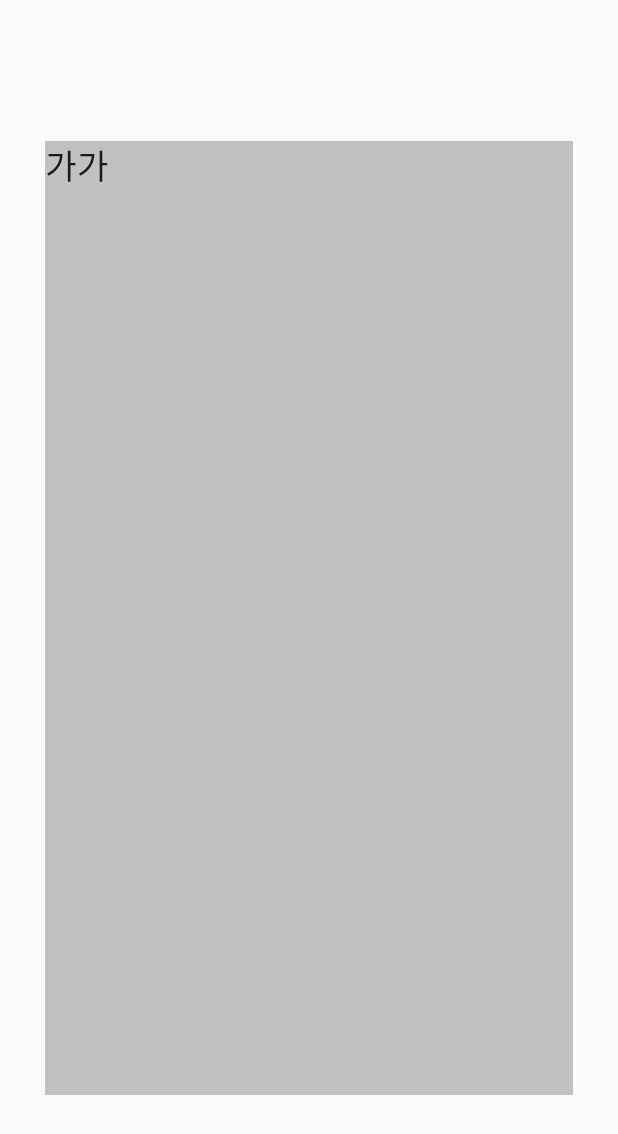
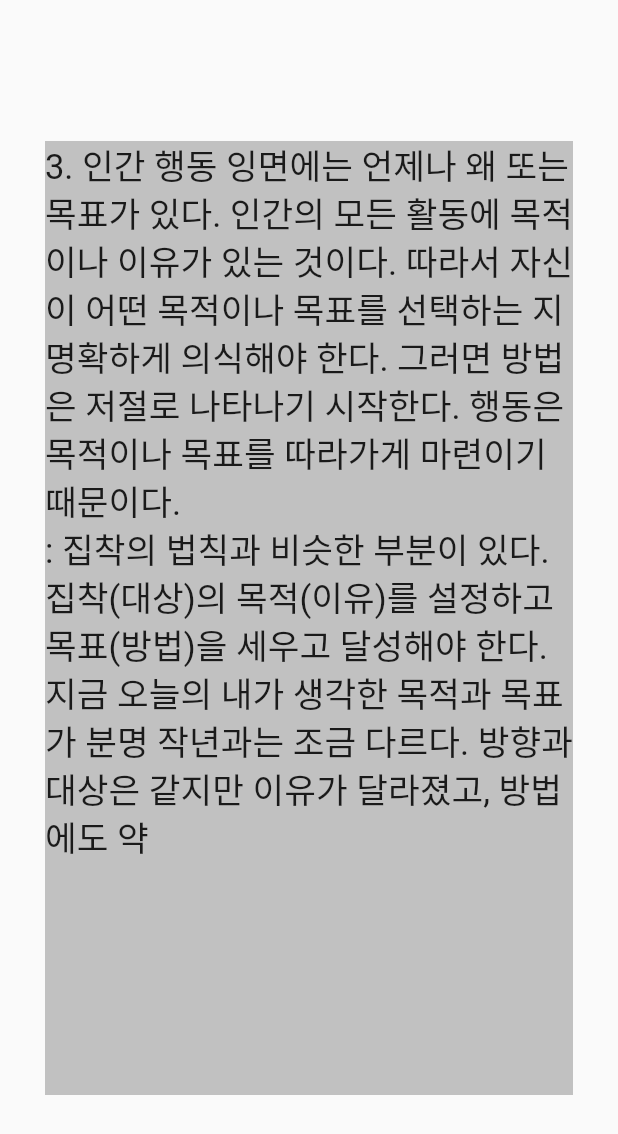
Before and after one commit to muaga/flutter-test-code, a Flutter app: the screen it shows after launch, on a phone screen of 412 x 824 dp. Shown: the top 1134 px of the screen. Run offline on Flutter 3.47's test engine with Material 2 defaults, Android fonts, the phone set to English and light mode, and no system bars; our stand-ins replace carousel_slider, dio, extended_image, image_picker, logger, webview_flutter; missing offline and left inert: footer; Roboto replaces fonts that are missing (D2Coding).

Commit message:
페이지 ã화면 비율 완료

```diff
--- a/lib/widgets/reading_page/reading_page.dart
+++ b/lib/widgets/reading_page/reading_page.dart
@@ -1,6 +1,5 @@
 import 'package:flutter/material.dart';
 import 'package:flutter_widget_test/constants/color.dart';
-import 'package:flutter_widget_test/constants/font.dart';
 import 'package:flutter_widget_test/constants/size.dart';
 
 class ReadingPage extends StatelessWidget {
@@ -8,7 +7,11 @@ class ReadingPage extends StatelessWidget {
 
   @override
   Widget build(BuildContext context) {
-    String content = "가가";
+    String content =
+        "3. 인간 행동 잉면에는 언제나 왜 또는 목표가 있다. 인간의 모든 활동에 목적이나 이유가 있는 것이다. 따라서 자신이 어떤 목적이나 목표를 선택하는 지 명확하게 의식해야 한다. 그러면 방법은 저절로 나타나기 시작한다. 행동은 목적이나 목표를 따라가게 마련이기 때문이다.\r\n" + //
+            ": 집착의 법칙과 비슷한 부분이 있다. 집착(대상)의 목적(이유)를 설정하고 목표(방법)을 세우고 달성해야 한다. \r\n" + //
+            "지금 오늘의 내가 생각한 목적과 목표가 분명 작년과는 조금 다르다. 방향과 대상은 같지만 이유가 달라졌고, 방법에도 약";
+    String content2 = "가가가가가가가가가가가가가가";
     return Scaffold(
       body: Padding(
         padding: EdgeInsets.symmetric(vertical: 70 + 24, horizontal: gapXlarge),
@@ -18,6 +21,8 @@ class ReadingPage extends StatelessWidget {
           color: kBackGray,
           child: Text("${content}",
               style:
+
+                  /// 한글, 영어 14자 ~ 28자, 18줄
                   TextStyle(fontFamily: 'D2Coding', fontSize: 23, height: 1.4)),
         ),
       ),
```
